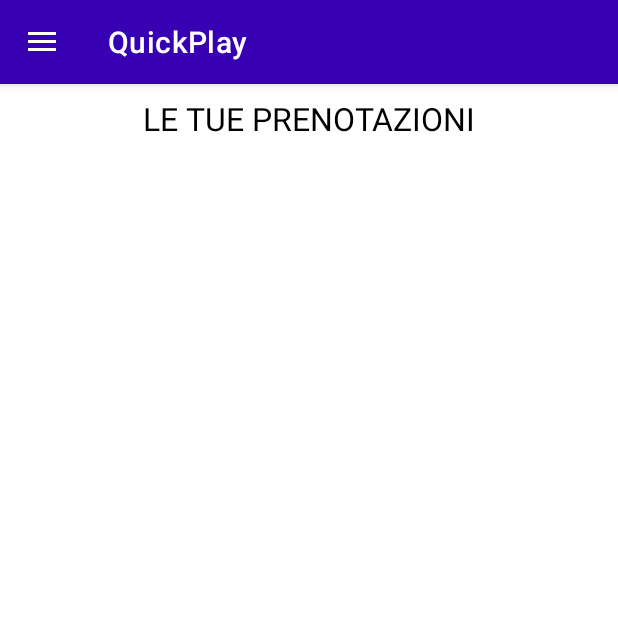
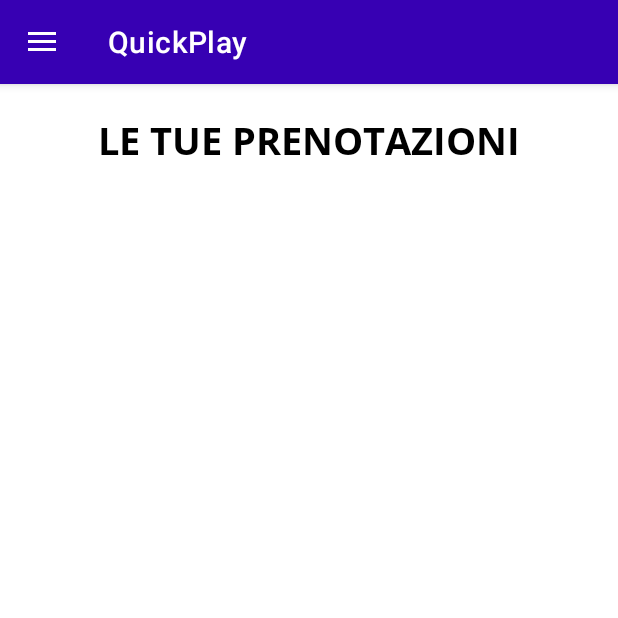
Before and after one commit to Alessandrob99/Progetto_PM, an Android app: the fragment LeMiePrenotazioni placed in its activity, on a phone screen of 412 x 824 dp, the top half of it. Run offline under Robolectric (Android 15) with nearby library versions, the phone set to English and light mode, and no system bars; our stand-ins replace Firebase (no records; nobody signed in at launch, a user with empty details on screens opened directly); Roboto replaces fonts that are not available here; 6 statements that could not run were skipped.

Commit message:
RecyclerView aggiustata

```diff
--- a/app/src/main/res/layout/fragment_le_mie_prenotazioni.xml
+++ b/app/src/main/res/layout/fragment_le_mie_prenotazioni.xml
@@ -1,39 +1,34 @@
 <?xml version="1.0" encoding="utf-8"?>
-<androidx.constraintlayout.widget.ConstraintLayout xmlns:android="http://schemas.android.com/apk/res/android"
+<LinearLayout
+    xmlns:android="http://schemas.android.com/apk/res/android"
     xmlns:app="http://schemas.android.com/apk/res-auto"
     xmlns:tools="http://schemas.android.com/tools"
     android:id="@+id/linearLayout"
     android:layout_width="match_parent"
     android:layout_height="match_parent"
+    android:orientation="vertical"
     tools:context=".View.LeMiePrenotazioni">
 
-    <!-- TODO: Update blank fragment layout -->
-
-
-    <androidx.recyclerview.widget.RecyclerView
-        android:id="@+id/recyclerViewPrenotazioni"
-        android:layout_width="418dp"
-        android:layout_height="680dp"
-        app:layout_constraintBottom_toBottomOf="parent"
-        app:layout_constraintEnd_toEndOf="parent"
-        app:layout_constraintHorizontal_bias="0.571"
-        app:layout_constraintStart_toStartOf="parent"
-        app:layout_constraintTop_toTopOf="parent"
-        app:layout_constraintVertical_bias="1.0" />
 
     <TextView
         android:id="@+id/topText"
-        android:layout_width="399dp"
-        android:layout_height="45dp"
+        android:layout_width="match_parent"
+        android:layout_height="wrap_content"
         android:text="LE TUE PRENOTAZIONI"
+        android:layout_marginTop="20dp"
         android:textAlignment="center"
         android:textColor="#000000"
-        android:textSize="21sp"
-        app:layout_constraintBottom_toTopOf="@+id/recyclerViewPrenotazioni"
-        app:layout_constraintEnd_toEndOf="parent"
-        app:layout_constraintStart_toStartOf="parent"
-        app:layout_constraintTop_toTopOf="parent"
-        app:layout_constraintVertical_bias="0.2" />
+        android:fontFamily="@font/open_sans_condensed_bold"
+        android:textAppearance="@style/TextAppearance.AppCompat.Body2"
+        android:textSize="25sp" />
+
+    <androidx.recyclerview.widget.RecyclerView
+        android:layout_marginTop="15dp"
+        android:id="@+id/recyclerViewPrenotazioni"
+        android:layout_width="match_parent"
+        android:layout_height="match_parent" />
 
 
-</androidx.constraintlayout.widget.ConstraintLayout>
+
+
+</LinearLayout>
```
Also changed, not shown: app/src/main/res/layout/rv_reservation.xml (+166 -134 lines).
